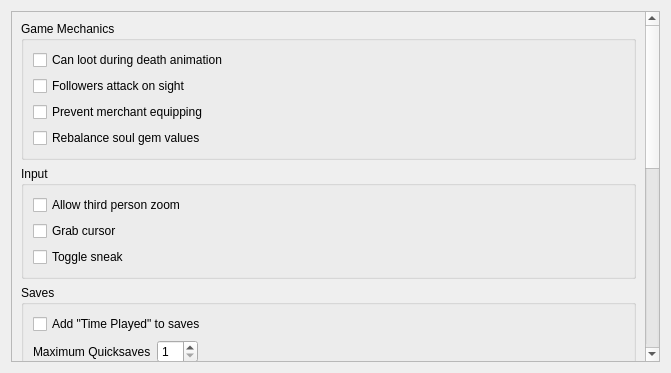
Old version of the form files/ui/advancedpage.ui in the repository nikamigaming-create/nikami-openmw-lab.
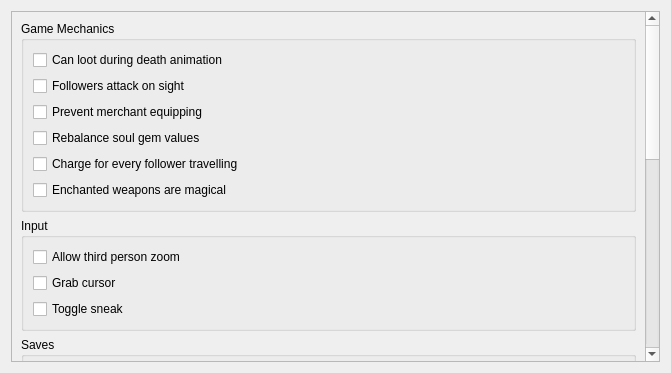
New version of the form.

Commit message: Add two missing gameplay settings to Advanced tab

What changed in the file:
```diff
--- a/files/ui/advancedpage.ui
+++ b/files/ui/advancedpage.ui
@@ -21,8 +21,8 @@
        <rect>
         <x>0</x>
         <y>0</y>
-        <width>630</width>
-        <height>791</height>
+        <width>641</width>
+        <height>968</height>
        </rect>
       </property>
       <layout class="QVBoxLayout" name="scrollAreaVerticalLayout">
@@ -72,6 +72,26 @@
             </property>
            </widget>
           </item>
+          <item>
+           <widget class="QCheckBox" name="chargeForEveryFollowerCheckBox">
+            <property name="toolTip">
+             <string>&lt;html&gt;&lt;head/&gt;&lt;body&gt;&lt;p&gt;Account for the first follower in fast travel cost calculations.&lt;/p&gt;&lt;/body&gt;&lt;/html&gt;</string>
+            </property>
+            <property name="text">
+             <string>Charge for every follower travelling</string>
+            </property>
+           </widget>
+          </item>
+          <item>
+           <widget class="QCheckBox" name="enchantedWeaponsMagicalCheckBox">
+            <property name="toolTip">
+             <string>&lt;html&gt;&lt;head/&gt;&lt;body&gt;&lt;p&gt;Make enchanted weaponry without Magical flag bypass normal weapons resistance, like in Morrowind.&lt;/p&gt;&lt;/body&gt;&lt;/html&gt;</string>
+            </property>
+            <property name="text">
+             <string>Enchanted weapons are magical</string>
+            </property>
+           </widget>
+          </item>
          </layout>
         </widget>
        </item>
@@ -137,7 +157,7 @@
             </property>
             <layout class="QHBoxLayout" name="maximumQuicksavesLayout">
              <property name="spacing">
-              <number>-1</number>
+              <number>6</number>
              </property>
              <property name="leftMargin">
               <number>0</number>
```
Left out of the diff: 4 changed lines with no effect on the pictures. The commit also changes 1 other file.
